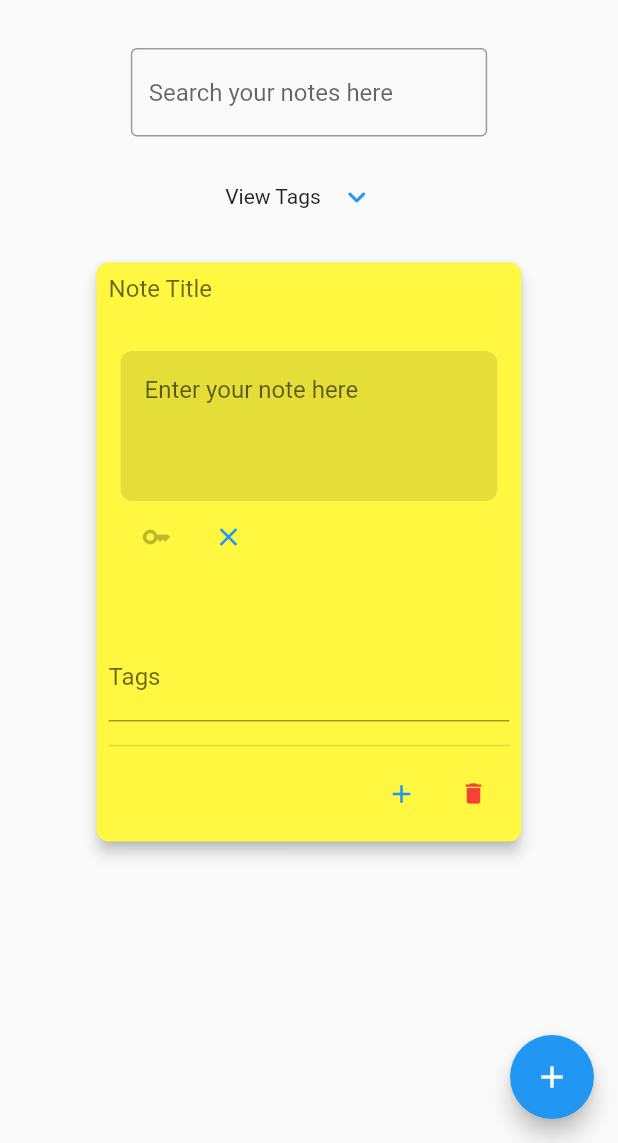
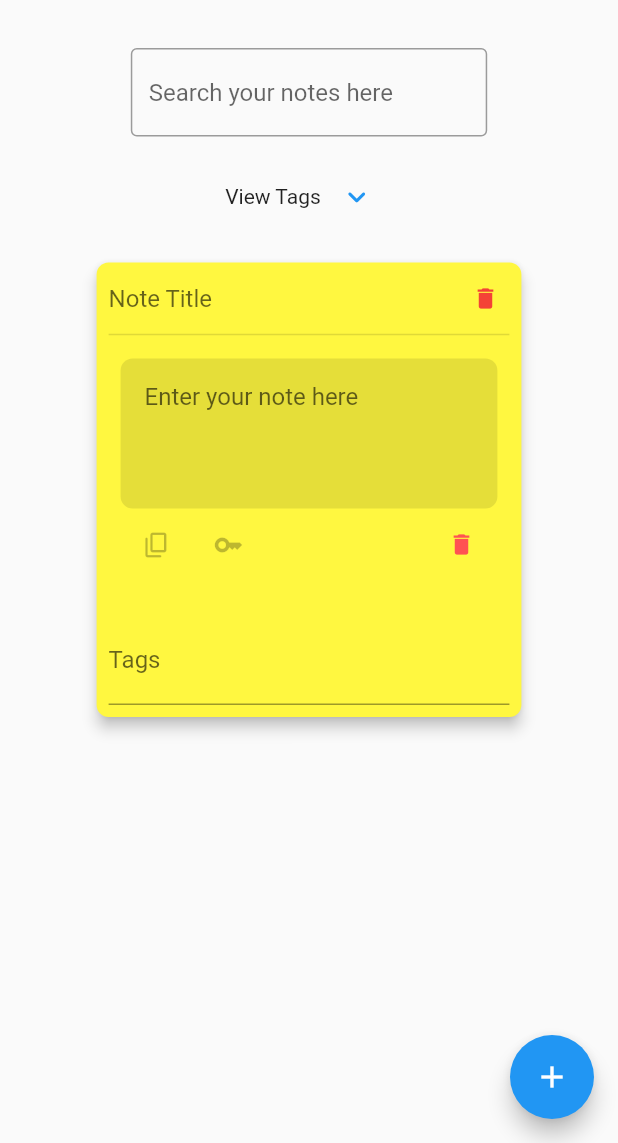
Before and after one commit to WorkByte/pixie_note, a Flutter app: the screen it shows after launch, after a tap on the "add" icon, after a tap on the "key" icon, on a phone screen of 412 x 824 dp, the part 93-1236 px from its top. Run offline on Flutter 3.47's test engine with Material 2 defaults, Android fonts, the phone set to English and light mode, and no system bars; our stand-ins replace flutter_bloc; missing offline and left inert: window_manager.

Commit message:
Enable copy option is implemented

```diff
--- a/lib/model/note.dart
+++ b/lib/model/note.dart
@@ -49,8 +49,9 @@ class NoteItem {
   String? note;
   String? type;
   bool? obscureText;
+  bool? enableCopy;
 
-  NoteItem({this.id, this.note, this.type, this.obscureText});
+  NoteItem({this.id, this.note, this.type, this.obscureText, this.enableCopy});
 
   factory NoteItem.fromJson(Map<String, dynamic> json) =>
       _$NoteItemFromJson(json);
--- a/lib/sticky_note/sticky_note_cubit.dart
+++ b/lib/sticky_note/sticky_note_cubit.dart
@@ -28,30 +28,30 @@ class StickyNoteCubit extends Cubit<StickyNoteState> {
       {bool? exitNow,
       required String noteText,
       required String key,
-      bool? toggleObscureText}) async {
-    bool obscureText =
-        ((getCurrentNote().noteItems ?? {})[key]?.obscureText ?? false);
+      bool? toggleObscureText,
+      bool? toggleEnableCopy}) async {
+    NoteItem? noteItem = (getCurrentNote().noteItems ??= {})[key];
 
-    (getCurrentNote().noteItems ?? {})[key] = NoteItem(
-        note: noteText ?? '',
-        id: key,
-        obscureText: (null != toggleObscureText && toggleObscureText)
-            ? !obscureText
-            : obscureText);
+    print('NoteItem:0 ' + jsonEncode(noteItem?.toJson()));
+    noteItem ??= NoteItem(id: key);
+
+    noteItem.note = noteText ?? '';
+    if (toggleObscureText != null) {
+      noteItem.obscureText = !(noteItem.obscureText ??= false);
+      print('NoteItem:1 ' + jsonEncode(noteItem?.toJson()));
+    }
+    if (toggleEnableCopy != null) {
+      noteItem.enableCopy = !(noteItem.enableCopy ??= false);
+      print('NoteItem:2 ' + jsonEncode(noteItem?.toJson()));
+    }
+
+    (getCurrentNote().noteItems ?? {})[key] = noteItem;
 
     await writeNote(getCurrentNote());
-    setCurrentNoteItem(exitNow);
+    updateNoteList(exitNow);
   }
 
-  addNoteItem() {
-    int newKey = DateTime.now().millisecondsSinceEpoch;
-    (getCurrentNote().noteItems ?? {})[newKey.toString()] =
-        NoteItem(note: '', id: newKey.toString());
-    getStateRepo().stateConfig = EditorStateConfig.EDIT_NOTE;
-    setCurrentNoteItem(false);
-  }
-
-  setCurrentNoteItem(bool? exitNow) {
+  updateNoteList(bool? exitNow) {
     getStateRepo().notesList ??= LinkedHashMap();
     getStateRepo().notesList![getCurrentNote().id!] = getCurrentNote();
 
@@ -69,7 +69,7 @@ class StickyNoteCubit extends Cubit<StickyNoteState> {
       (getCurrentNote().noteItems ?? {}).remove(key);
       await writeNote(getCurrentNote());
     }
-    setCurrentNoteItem(false);
+    updateNoteList(false);
   }
 
   saveNoteTitle({required String title, required String key}) async {
@@ -321,7 +321,7 @@ class StickyNoteCubit extends Cubit<StickyNoteState> {
         tags.split(',').map((e) => e.trim().toLowerCase()).toList();
     await writeNote(getCurrentNote());
     getStateRepo().tags!.addAll((await readPreviousNotes())['tags']);
-    setCurrentNoteItem(false);
+    updateNoteList(false);
   }
 
   void filterNotesByTags(String selected) {
--- a/lib/sticky_note/sticky_note_widget.dart
+++ b/lib/sticky_note/sticky_note_widget.dart
@@ -204,13 +204,17 @@ class _StickyNoteWidgetState extends State<StickyNoteWidget> {
       List<Widget> noteWidgets = [];
       Column noteColumn = Column();
       noteWidgets.add(noteTitleWidget(note, state));
-      noteWidgets.add(const Padding(padding: EdgeInsets.all(12)));
-      noteWidgets.addAll(noteItemsWidget(note, state, cubit));
-      noteWidgets.add(noteTagsWidget(note, state, cubit));
       noteWidgets.add(const Divider(
+        indent: 0,
+        endIndent: 0,
         thickness: 1,
       ));
-      noteWidgets.add(noteOpsOptions(key));
+      // noteWidgets.add(const Padding(padding: EdgeInsets.all(12)));
+      noteWidgets.addAll(noteItemsWidget(note, state, cubit));
+    /*  noteWidgets.add(const Divider(
+        thickness: 1,
+      ));*/
+      noteWidgets.add(noteTagsWidget(note, state, cubit));
 
       noteColumn = Column(
         crossAxisAlignment: CrossAxisAlignment.start,
@@ -276,87 +280,6 @@ class _StickyNoteWidgetState extends State<StickyNoteWidget> {
     });
 
     return noteItemWidgets;
-  }
-
-  Widget itemEditor(
-      SimpleStickyNoteState state, StickyNoteCubit stickyNoteCubit,
-      {BoxConstraints? constraints}) {
-    NoteItem noteItem = state.notesRepository!.currentNoteItem!;
-
-    TextEditingController controller =
-        TextEditingController(text: noteItem.note ?? '');
-    return Column(
-      crossAxisAlignment: CrossAxisAlignment.start,
-      children: [
-        const Text(
-          'Note',
-          style: TextStyle(
-              fontSize: 18, color: Colors.black54, fontWeight: FontWeight.w500),
-        ),
-        const Padding(padding: EdgeInsets.all(8)),
-        Expanded(
-          child: TextField(
-            controller: controller,
-            keyboardType: TextInputType.multiline,
-            maxLines: null,
-            decoration: const InputDecoration.collapsed(
-                hintText: 'Enter your note here'),
-            onEditingComplete: () async {
-              print(
-                  'Editing complete..Saving text: \nSaving ${controller.text}');
-              await stickyNoteCubit.saveNoteItem(
-                  noteText: controller.text, key: noteItem.id!, exitNow: false);
-            },
-          ),
-        ),
-        Row(
-          mainAxisAlignment: MainAxisAlignment.end,
-          children: [
-            Wrap(
-              children: [
-                IconButton(
-                    onPressed: () async {
-                      await stickyNoteCubit.saveNoteItem(
-                          noteText: controller.text,
-                          key: noteItem.id!,
-                          exitNow: false);
-                    },
-                    icon: const Icon(
-                      Icons.done,
-                      size: 20,
-                      color: Colors.blue,
-                    )),
-                IconButton(
-                    onPressed: () async {
-                      await stickyNoteCubit.saveNoteItem(
-                          noteText: controller.text,
-                          key: noteItem.id!,
-                          exitNow: false,
-                          toggleObscureText: true);
-                    },
-                    icon: const Icon(
-                      Icons.key,
-                      size: 20,
-                      color: Colors.blue,
-                    )),
-                IconButton(
-                    onPressed: () async {
-                      await stickyNoteCubit.deleteNoteItem(
-                          noteText: controller.text,
-                          key: noteItem.id!,
-                          exitNow: false);
-                    },
-                    icon: const Icon(
-                      Icons.close,
-                      size: 20,
-                      color: Colors.blue,
-                    )),
-              ],
-            ),
-          ],
-        ),
-      ],
-    );
   }
 
   Widget noteItemsPreviewWidget(
@@ -640,7 +563,8 @@ class _StickyNoteWidgetState extends State<StickyNoteWidget> {
                     ? null
                     : 2),
           ),
-          IconButton(
+          (noteItem.enableCopy ?? false)
+              ? IconButton(
                   padding: EdgeInsets.zero,
                   constraints: const BoxConstraints(),
                   onPressed: () {
@@ -655,6 +579,7 @@ class _StickyNoteWidgetState extends State<StickyNoteWidget> {
                     Icons.content_copy,
                     size: 20,
                   ))
+              : SizedBox.shrink()
         ],
       );
     }
@@ -685,8 +610,24 @@ class _StickyNoteWidgetState extends State<StickyNoteWidget> {
       child: Row(
         mainAxisAlignment: MainAxisAlignment.start,
         children: [
-          Wrap(
+          Expanded(
+            child: Row(
               children: [
+                IconButton(
+                    onPressed: () async {
+                      await stickyNoteCubit.saveNoteItem(
+                          noteText: noteItem.note ?? '',
+                          key: noteItem.id!,
+                          exitNow: false,
+                          toggleEnableCopy: true);
+                    },
+                    icon: Icon(
+                      Icons.copy_rounded,
+                      size: 20,
+                      color: (noteItem.enableCopy ?? false)
+                          ? Colors.blue
+                          : Colors.black26,
+                    )),
                 IconButton(
                     onPressed: () async {
                       await stickyNoteCubit.saveNoteItem(
@@ -702,6 +643,9 @@ class _StickyNoteWidgetState extends State<StickyNoteWidget> {
                           ? Colors.blue
                           : Colors.black26,
                     )),
+              ],
+            ),
+          ),
           IconButton(
               onPressed: () async {
                 await stickyNoteCubit.deleteNoteItem(
@@ -710,12 +654,10 @@ class _StickyNoteWidgetState extends State<StickyNoteWidget> {
                     exitNow: false);
               },
               icon: const Icon(
-                    Icons.close,
-                    size: 20,
-                    color: Colors.blue,
+                Icons.delete,
+                size: 18,
+                color: Colors.redAccent,
               )),
-            ],
-          ),
         ],
       ),
     );
@@ -751,28 +693,12 @@ class _StickyNoteWidgetState extends State<StickyNoteWidget> {
                   style: const TextStyle(
                       fontWeight: FontWeight.w500, fontSize: 18),
                 ),
-        )
-      ],
-    );
-  }
-
-  Widget noteOpsOptions(String key) {
-    return Row(
-      mainAxisAlignment: MainAxisAlignment.end,
-      children: [
-        IconButton(
-          onPressed: () {
-            _stickyNoteCubit.addNoteItem();
-          },
-          icon: const Icon(
-            Icons.add,
-            size: 20,
-            color: Colors.blue,
-          ),
         ),
         IconButton(
+          constraints: BoxConstraints(),
+          padding: EdgeInsets.all(4),
           onPressed: () async {
-            await _stickyNoteCubit.startNoteDeletion(key);
+            await _stickyNoteCubit.startNoteDeletion(note.id!);
           },
           icon: const Icon(
             Icons.delete,
@@ -807,10 +733,7 @@ class _StickyNoteWidgetState extends State<StickyNoteWidget> {
           getTagsWidget(note.tags ?? [], (selected) {}, inNoteWidget: true);
     }
 
-    return Padding(
-      padding: EdgeInsets.only(top: 16, bottom: 8),
-      child: widget,
-    );
+    return widget;
   }
 
   Widget getTagsWidget(List<String> tags, Function(String)? onClick,
```
Also changed, not shown: lib/model/note.g.dart. Lines whose indentation alone changed are shown as unchanged.
